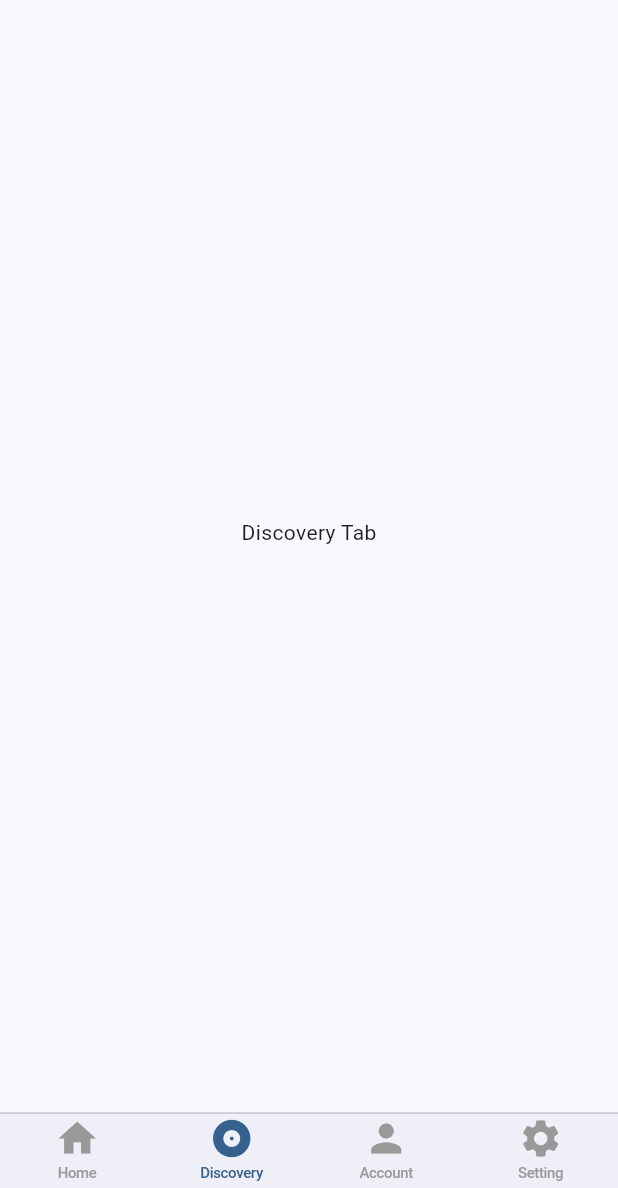
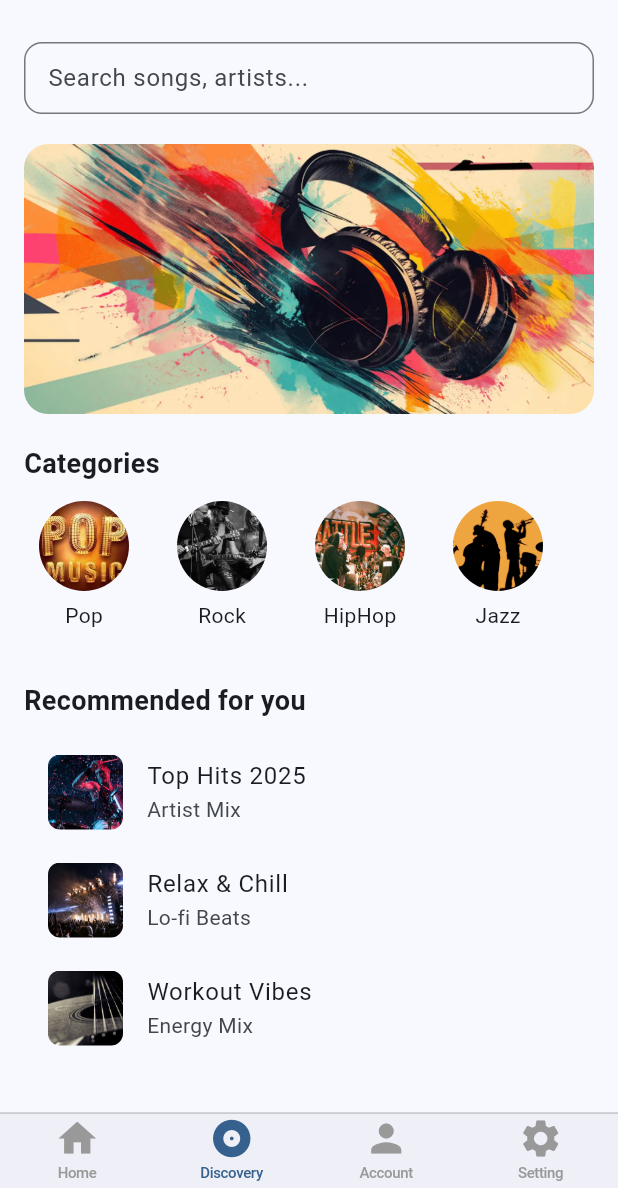
Before and after one commit to TanDat2510/TADFlutter, a Flutter app: the screen it shows after launch, item 2 of the bottom bar chosen, on a phone screen of 412 x 824 dp, the part 48-1236 px from its top. Run offline on Flutter 3.47's test engine with Material 3 defaults, Android fonts, the phone set to English and light mode, and no system bars; our stand-ins replace audio_video_progress_bar, just_audio, rxdart; network calls fail.

Commit message:
update future playsong  and UI Discovery

```diff
--- /dev/null
+++ b/lib/ui/discovery/discovery.dart
@@ -0,0 +1,150 @@
+import 'package:appfirst2025/ui/home/viewmodel.dart';
+import 'package:flutter/material.dart';
+import '../../data/model/song.dart';
+import 'discovery_search.dart';
+
+class DiscoveryTab extends StatefulWidget {
+  const DiscoveryTab({super.key});
+
+  @override
+  State<DiscoveryTab> createState() => _DiscoveryTabState();
+}
+
+class _DiscoveryTabState extends State<DiscoveryTab> {
+  final TextEditingController _searchController = TextEditingController();
+  final MusicViewModel _viewModel = MusicViewModel();
+
+  List<Song> _allSongs = [];
+  List<Song> _filteredSongs = [];
+
+  @override
+  void initState() {
+    super.initState();
+    _viewModel.loadSongs();
+    _viewModel.songStream.stream.listen((songs) {
+      setState(() {
+        _allSongs = songs;
+        _filteredSongs = songs;
+      });
+    });
+  }
+
+  @override
+  void dispose() {
+    _searchController.dispose();
+    _viewModel.songStream.close();
+    super.dispose();
+  }
+
+  Widget _buildBanner() {
+    return ClipRRect(
+      borderRadius: BorderRadius.circular(16),
+      child: Image.asset(
+        "assets/images/banner.png",
+        fit: BoxFit.cover,
+        height: 180,
+        width: double.infinity,
+      ),
+    );
+  }
+
+  Widget _buildCategory(String title, String imagePath) {
+    return Container(
+      width: 80,
+      margin: const EdgeInsets.only(right: 12),
+      child: Column(
+        children: [
+          ClipRRect(
+            borderRadius: BorderRadius.circular(50),
+            child: Image.asset(
+              imagePath,
+              height: 60,
+              width: 60,
+              fit: BoxFit.cover,
+            ),
+          ),
+          const SizedBox(height: 6),
+          Text(title, style: const TextStyle(fontSize: 14)),
+        ],
+      ),
+    );
+  }
+
+  Widget _buildPlaylistItem(String title, String subtitle, String imagePath) {
+    return ListTile(
+      leading: ClipRRect(
+        borderRadius: BorderRadius.circular(8),
+        child: Image.asset(imagePath, height: 50, width: 50, fit: BoxFit.cover),
+      ),
+      title: Text(title),
+      subtitle: Text(subtitle),
+    );
+  }
+
+  @override
+  Widget build(BuildContext context) {
+    return Scaffold(
+      body: SafeArea(
+        child: SingleChildScrollView(
+          padding: const EdgeInsets.all(16),
+          child: Column(
+            crossAxisAlignment: CrossAxisAlignment.start,
+            children: [
+              DiscoverySearch(
+                controller: _searchController,
+                allSongs: _allSongs,
+                filteredSongs: _filteredSongs,
+                onResultsChanged: (results) {
+                  setState(() {
+                    _filteredSongs = results;
+                  });
+                },
+              ),
+
+              // Nếu không nhập gì thì hiển thị banner + danh mục + playlist
+              if (_searchController.text.isEmpty) ...[
+                _buildBanner(),
+                const SizedBox(height: 20),
+
+                const Text(
+                  "Categories",
+                  style: TextStyle(fontSize: 18, fontWeight: FontWeight.bold),
+                ),
+                const SizedBox(height: 12),
+                SizedBox(
+                  height: 100,
+                  child: ListView(
+                    scrollDirection: Axis.horizontal,
+                    children: [
+                      _buildCategory("Pop", "assets/images/pop.png"),
+                      _buildCategory("Rock", "assets/images/rock.png"),
+                      _buildCategory("HipHop", "assets/images/hiphop.png"),
+                      _buildCategory("Jazz", "assets/images/jazz.png"),
+                    ],
+                  ),
+                ),
+                const SizedBox(height: 20),
+
+                const Text(
+                  "Recommended for you",
+                  style: TextStyle(fontSize: 18, fontWeight: FontWeight.bold),
+                ),
+                const SizedBox(height: 12),
+                Column(
+                  children: [
+                    _buildPlaylistItem("Top Hits 2025", "Artist Mix",
+                        "assets/images/playlist1.png"),
+                    _buildPlaylistItem("Relax & Chill", "Lo-fi Beats",
+                        "assets/images/playlist2.png"),
+                    _buildPlaylistItem("Workout Vibes", "Energy Mix",
+                        "assets/images/playlist3.png"),
+                  ],
+                ),
+              ],
+            ],
+          ),
+        ),
+      ),
+    );
+  }
+}
--- /dev/null
+++ b/lib/ui/discovery/discovery_search.dart
@@ -0,0 +1,87 @@
+import 'package:appfirst2025/ui/now_playing/playing.dart';
+import 'package:flutter/material.dart';
+import '../../data/model/song.dart';
+
+class DiscoverySearch extends StatelessWidget {
+  final TextEditingController controller;
+  final List<Song> allSongs;
+  final List<Song> filteredSongs;
+  final Function(List<Song>) onResultsChanged;
+
+  const DiscoverySearch({
+    super.key,
+    required this.controller,
+    required this.allSongs,
+    required this.filteredSongs,
+    required this.onResultsChanged,
+  });
+
+  @override
+  Widget build(BuildContext context) {
+    return Column(
+      children: [
+        TextField(
+          controller: controller,
+          decoration: InputDecoration(
+            hintText: "Search songs, artists...",
+            border: OutlineInputBorder(
+              borderRadius: BorderRadius.circular(12),
+            ),
+            contentPadding:
+            const EdgeInsets.symmetric(vertical: 0, horizontal: 12),
+          ),
+          onChanged: (query) {
+            final results = allSongs
+                .where((song) =>
+            song.title.toLowerCase().contains(query.toLowerCase()) ||
+                song.artist.toLowerCase().contains(query.toLowerCase()))
+                .toList();
+            onResultsChanged(results);
+          },
+        ),
+        const SizedBox(height: 20),
+
+        // Nếu có nhập và có kết quả thì show danh sách
+        if (controller.text.isNotEmpty)
+          ListView.builder(
+            shrinkWrap: true,
+            physics: const NeverScrollableScrollPhysics(),
+            itemCount: filteredSongs.length,
+            itemBuilder: (context, index) {
+              final song = filteredSongs[index];
+              return ListTile(
+                leading: ClipRRect(
+                  borderRadius: BorderRadius.circular(8),
+                  child: Image.network(
+                    song.image,
+                    height: 50,
+                    width: 50,
+                    fit: BoxFit.cover,
+                    errorBuilder: (context, error, stack) {
+                      return Image.asset("assets/images/logo.png",
+                          height: 50, width: 50);
+                    },
+                  ),
+                ),
+                title: Text(song.title),
+                subtitle: Text(song.artist),
+
+                // Khi click thì mở NowPlaying
+                onTap: () {
+                  Navigator.push(
+                    context,
+                    MaterialPageRoute(
+                      builder: (_) => NowPlaying(
+                        playingSong: song,
+                        songs: allSongs,
+                      ),
+                    ),
+                  );
+                },
+              );
+            },
+          ),
+      ],
+    );
+  }
+}
--- a/lib/ui/discovery/discovey.dart
+++ /dev/null
@@ -1,14 +0,0 @@
-import 'package:flutter/material.dart';
-
-class DiscoveyTab extends StatelessWidget {
-  const DiscoveyTab({super.key});
-
-  @override
-  Widget build(BuildContext context) {
-    return const Scaffold(
-      body: Center(
-        child: Text('Discovery Tab'),
-      ),
-    );
-  }
-}
--- a/lib/ui/home/home.dart
+++ b/lib/ui/home/home.dart
@@ -1,4 +1,4 @@
-import 'package:appfirst2025/ui/discovery/discovey.dart';
+import 'package:appfirst2025/ui/discovery/discovery.dart';
 import 'package:appfirst2025/ui/home/viewmodel.dart';
 import 'package:appfirst2025/ui/settings/settings.dart';
 import 'package:appfirst2025/ui/user/user.dart';
@@ -37,7 +37,7 @@ class MusicHomePage extends StatefulWidget {
 class _MusicHomePageState extends State<MusicHomePage> {
   final List<Widget> _tabs = [
     const HomeTab(),
-    const DiscoveyTab(),
+    const DiscoveryTab(),
     const AccountTab(),
     const SettingsTab(),
   ];
@@ -216,7 +216,7 @@ class _SongItemSection extends StatelessWidget {
           image: song.image,//lay hinh anh that
           width: 48,
           height: 48,
-          imageErrorBuilder: (context, error, stackTrace) {// neu xay ra loi se su dung hinh anh local
+          imageErrorBuilder: (context, emrror, stackTrace) {// neu xay ra loi se su dung hinh anh local
             return Image.asset('assets/images/logo.png', width: 48, height: 48);
           },
         ),
--- a/pubspec.yaml
+++ b/pubspec.yaml
@@ -69,6 +69,7 @@ flutter:
   assets:
     - assets/songs.json
     - assets/images/logo.png
+    - assets/images/
 
   # An image asset can refer to one or more resolution-specific "variants", see
   # https://flutter.dev/to/resolution-aware-images
```
Also changed, not shown: lib/ui/now_playing/playing.dart (+69 -8 lines), assets/images/banner.png (added), assets/images/hiphop.png (added), assets/images/jazz.png (added), assets/images/playlist1.png (added), assets/images/playlist2.png (added), assets/images/playlist3.png (added), assets/images/pop.png (added), assets/images/rock.png (added), pubspec.lock.
